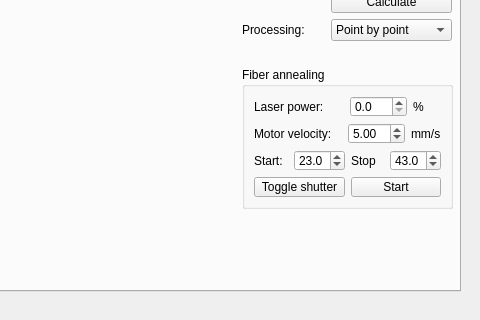
al509/LabSoft, file ui/IM.ui: the form before one commit; both pictures show x 320 to 800 and y 149 to 469 of the 800 by 600 pixel window.
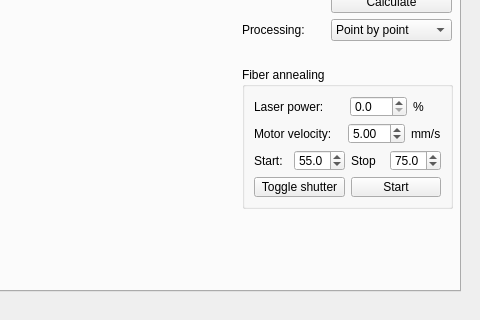
The form after the commit.

```diff
--- a/ui/IM.ui
+++ b/ui/IM.ui
@@ -446,16 +446,16 @@
             <number>1</number>
            </property>
            <property name="minimum">
-            <double>22.000000000000000</double>
+            <double>53.000000000000000</double>
            </property>
            <property name="maximum">
-            <double>44.000000000000000</double>
+            <double>76.000000000000000</double>
            </property>
            <property name="singleStep">
             <double>0.100000000000000</double>
            </property>
            <property name="value">
-            <double>23.000000000000000</double>
+            <double>55.000000000000000</double>
            </property>
           </widget>
          </item>
@@ -472,16 +472,16 @@
             <number>1</number>
            </property>
            <property name="minimum">
-            <double>22.000000000000000</double>
+            <double>53.000000000000000</double>
            </property>
            <property name="maximum">
-            <double>44.000000000000000</double>
+            <double>76.000000000000000</double>
            </property>
            <property name="singleStep">
             <double>0.100000000000000</double>
            </property>
            <property name="value">
-            <double>43.000000000000000</double>
+            <double>75.000000000000000</double>
            </property>
           </widget>
          </item>
```
